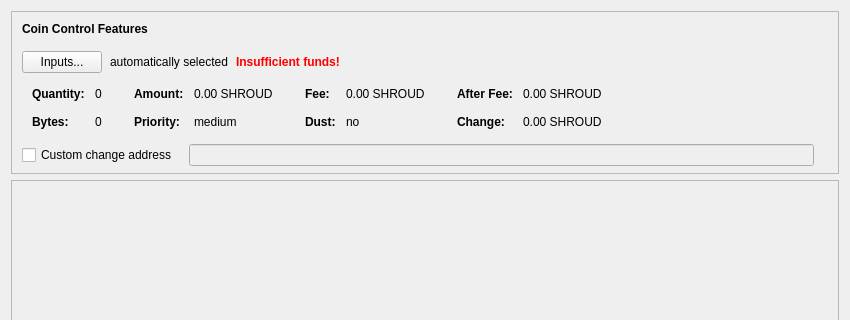
ShroudProtocol/ShroudX, file src/qt/forms/sendcoinsdialog.ui: the form before one commit; both pictures show x 0 to 850 and y 0 to 320 of the 850 by 577 pixel window.
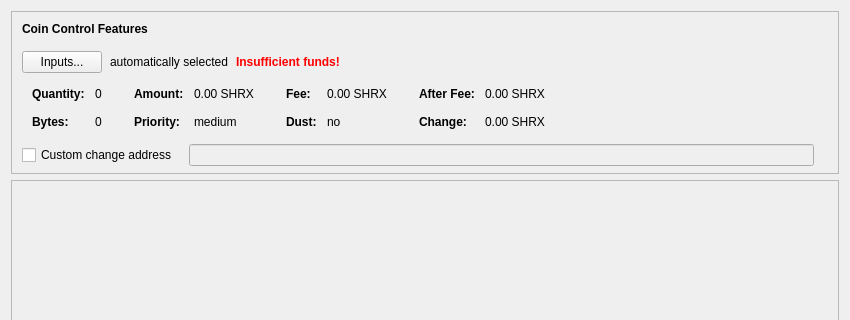
The form after the commit. Icons and pictures are not drawn. Custom widgets are drawn as their Qt base class.

What changed in the file:
```diff
--- a/src/qt/forms/sendcoinsdialog.ui
+++ b/src/qt/forms/sendcoinsdialog.ui
@@ -324,7 +324,7 @@
                   <enum>Qt::ActionsContextMenu</enum>
                  </property>
                  <property name="text">
-                  <string notr="true">0.00 SHROUD</string>
+                  <string notr="true">0.00 SHRX</string>
                  </property>
                  <property name="textInteractionFlags">
                   <set>Qt::LinksAccessibleByMouse|Qt::TextSelectableByKeyboard|Qt::TextSelectableByMouse</set>
@@ -404,7 +404,7 @@
                   <enum>Qt::ActionsContextMenu</enum>
                  </property>
                  <property name="text">
-                  <string notr="true">0.00 SHROUD</string>
+                  <string notr="true">0.00 SHRX</string>
                  </property>
                  <property name="textInteractionFlags">
                   <set>Qt::LinksAccessibleByMouse|Qt::TextSelectableByKeyboard|Qt::TextSelectableByMouse</set>
@@ -484,7 +484,7 @@
                   <enum>Qt::ActionsContextMenu</enum>
                  </property>
                  <property name="text">
-                  <string notr="true">0.00 SHROUD</string>
+                  <string notr="true">0.00 SHRX</string>
                  </property>
                  <property name="textInteractionFlags">
                   <set>Qt::LinksAccessibleByMouse|Qt::TextSelectableByKeyboard|Qt::TextSelectableByMouse</set>
@@ -513,7 +513,7 @@
                   <enum>Qt::ActionsContextMenu</enum>
                  </property>
                  <property name="text">
-                  <string notr="true">0.00 SHROUD</string>
+                  <string notr="true">0.00 SHRX</string>
                  </property>
                  <property name="textInteractionFlags">
                   <set>Qt::LinksAccessibleByMouse|Qt::TextSelectableByKeyboard|Qt::TextSelectableByMouse</set>
```
